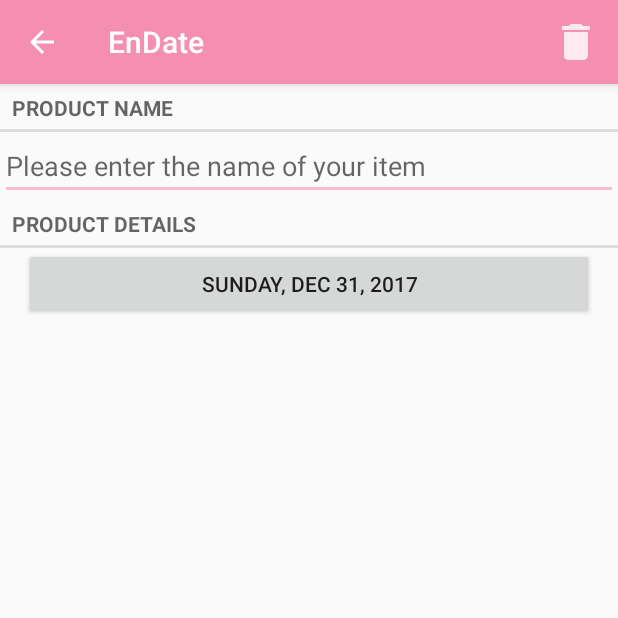
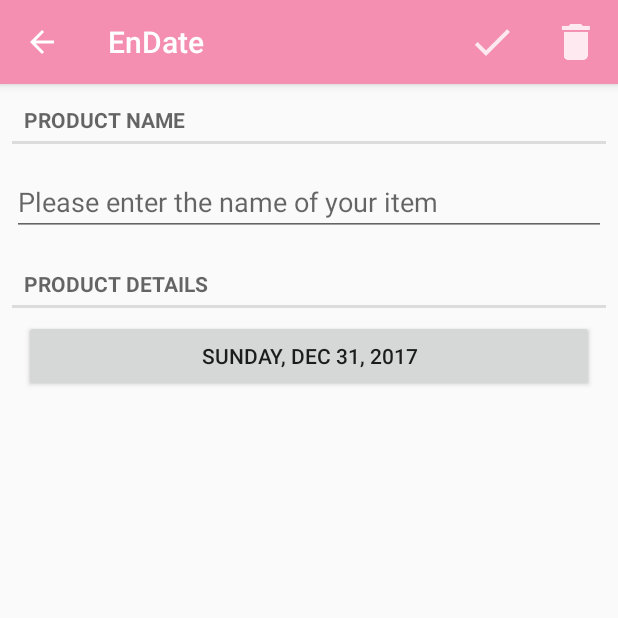
Before and after one commit to anchhub/learnitgirl, an Android app: the screen it shows after launch (ProductPagerActivity), after a tap on "ADD A PRODUCT", on a phone screen of 412 x 824 dp, the top half of it. Run offline under Robolectric (Android 15) with nearby library versions, the phone set to English and light mode, and no system bars.

Commit message:
Minor fixes
Added a check button for saving entered data

```diff
--- a/app/src/main/java/com/example/android/endate/ProductDataStash.java
+++ b/app/src/main/java/com/example/android/endate/ProductDataStash.java
@@ -34,7 +34,7 @@ class ProductDataStash {
                 .getWritableDatabase();
     }
 
-    public void addProduct(Product p) {
+    public static void addProduct(Product p) {
         ContentValues values = getContentValues(p);
 
         mDatabase.insert(ProductTable.NAME, null, values);
--- a/app/src/main/java/com/example/android/endate/ProductDetailFragment.java
+++ b/app/src/main/java/com/example/android/endate/ProductDetailFragment.java
@@ -1,6 +1,7 @@
 package com.example.android.endate;
 
 import android.app.Activity;
+import android.content.Context;
 import android.content.Intent;
 import android.os.Bundle;
 import android.support.v4.app.Fragment;
@@ -51,7 +52,6 @@ public class ProductDetailFragment extends Fragment {
     @Override
     public void onPause() {
         super.onPause();
-
         ProductDataStash.get(getActivity()).updateProduct(mProduct);
     }
 
@@ -71,6 +71,7 @@ public class ProductDetailFragment extends Fragment {
 
             @Override
             public void onTextChanged(CharSequence s, int start, int before, int count) {
+
                 mProduct.setProductName(s.toString());
             }
 
@@ -104,6 +105,14 @@ public class ProductDetailFragment extends Fragment {
                 .show();
     }
 
+   /* public  void addNewProduct() {
+        ProductDataStash productDataStash = ProductDataStash.get(getActivity());
+        ProductDataStash.addProduct(mProduct);
+
+        Toast.makeText(getActivity(), R.string.toast_add_product, Toast.LENGTH_SHORT)
+                .show();
+    }*/
+
     @Override
     public void onCreateOptionsMenu(Menu menu, MenuInflater inflater) {
         super.onCreateOptionsMenu(menu, inflater);
@@ -115,6 +124,10 @@ public class ProductDetailFragment extends Fragment {
         switch (item.getItemId()) {
             case R.id.menu_item_delete_product:
                 deleteProduct();
+                getActivity().finish();
+                return true;
+            case R.id.menu_item_add_product:
+               // addNewProduct();
                 getActivity().finish();
                 return true;
             default:
--- a/app/src/main/java/com/example/android/endate/ProductListFragment.java
+++ b/app/src/main/java/com/example/android/endate/ProductListFragment.java
@@ -70,8 +70,6 @@ public class ProductListFragment extends Fragment {
         super.onSaveInstanceState(outState);
         outState.putBoolean(SAVED_SUBTITLE_VISIBLE, mSubtitleVisible);
     }
-
-
 
     @Override
     public void onCreateOptionsMenu(Menu menu, MenuInflater inflater) {
@@ -202,6 +200,7 @@ public class ProductListFragment extends Fragment {
         Intent intent = ProductPagerActivity
                 .newIntent(getActivity(), product.getId());
         startActivity(intent);
+
     }
 
 }
--- a/app/src/main/java/com/example/android/endate/ProductPagerActivity.java
+++ b/app/src/main/java/com/example/android/endate/ProductPagerActivity.java
@@ -19,6 +19,8 @@ public class ProductPagerActivity extends AppCompatActivity {
 
     private ViewPager mViewPager;
     private List<Product> mProducts;
+
+
 
     public static Intent newIntent(Context packageContext, UUID productId) {
         Intent intent = new Intent(packageContext, ProductPagerActivity.class);
--- a/app/src/main/res/layout/fragment_details.xml
+++ b/app/src/main/res/layout/fragment_details.xml
@@ -1,32 +1,38 @@
 <?xml version="1.0" encoding="utf-8"?>
 <LinearLayout xmlns:android="http://schemas.android.com/apk/res/android"
+    android:layout_width="match_parent"
+    android:layout_height="match_parent"
     android:orientation="vertical"
-    android:layout_width="match_parent"
-    android:layout_height="match_parent">
+    android:focusableInTouchMode="true">
 
     <TextView
-        android:text="@string/product_name_label"
+        style="?android:listSeparatorTextViewStyle"
         android:layout_width="match_parent"
         android:layout_height="wrap_content"
-        style="?android:listSeparatorTextViewStyle"/>
+        android:layout_margin="@dimen/title_margin"
+        android:text="@string/product_name_label" />
 
     <EditText
         android:id="@+id/add_product_title"
         android:layout_width="match_parent"
         android:layout_height="wrap_content"
-        android:hint="@string/enter_info_hint"/>
+        android:layout_margin="@dimen/title_margin"
+        android:inputType="text"
+        android:hint="@string/enter_info_hint" />
 
     <TextView
-        android:text="@string/product_details_label"
+        style="?android:listSeparatorTextViewStyle"
         android:layout_width="match_parent"
         android:layout_height="wrap_content"
-        style="?android:listSeparatorTextViewStyle"/>
+        android:layout_margin="@dimen/title_margin"
+
+        android:text="@string/product_details_label" />
 
     <Button
         android:id="@+id/add_product_expiration_date"
         android:layout_width="match_parent"
         android:layout_height="wrap_content"
-        android:layout_marginLeft="16dp"
-        android:layout_marginRight="16dp"/>
+        android:layout_marginLeft="@dimen/button_margin"
+        android:layout_marginRight="@dimen/button_margin" />
 
 </LinearLayout>
--- a/app/src/main/res/menu/fragment_product.xml
+++ b/app/src/main/res/menu/fragment_product.xml
@@ -1,9 +1,18 @@
 <?xml version="1.0" encoding="utf-8"?>
 <menu xmlns:android="http://schemas.android.com/apk/res/android"
     xmlns:app="http://schemas.android.com/apk/res-auto">
+
+    <item
+        android:title="@string/add_product"
+        android:icon="@drawable/ic_action_name"
+        android:id="@+id/menu_item_add_product"
+        app:showAsAction="ifRoom"/>
+
     <item
         android:title="@string/delete_product"
         android:icon="@drawable/ic_menu_delete"
         android:id="@+id/menu_item_delete_product"
         app:showAsAction="ifRoom|withText"/>
+
+
 </menu>
--- a/app/src/main/res/values/dimens.xml
+++ b/app/src/main/res/values/dimens.xml
@@ -10,4 +10,11 @@
     <!-- Height of each textual part in a list item -->
     <dimen name="title_height">40dp</dimen>
     <dimen name="desc_height">30dp</dimen>
+
+    <!-- Other dimension values -->
+    <dimen name="title_margin">8dp</dimen>
+    <dimen name="button_margin">16dp</dimen>
+    <dimen name="round_button_diameter">48dp</dimen>
+    <dimen name="add_button_margin">16dp</dimen>
+
 </resources>
--- a/app/src/main/res/values/strings.xml
+++ b/app/src/main/res/values/strings.xml
@@ -18,6 +18,8 @@
 
     <string name="toast_delete_product">Product has been removed!</string>
     <string name="delete_product">Remove product</string>
+    <string name="add_product">Add product</string>
+    <string name="toast_add_product">Product has been added!</string>
 
     <!-- Empty List view -->
     <string name="empty_view_text_view">There are no added products... yet!</string>
```
Also changed, not shown: app/src/main/res/drawable-hdpi/ic_action_name.png (added), app/src/main/res/drawable-mdpi/ic_action_name.png (added), app/src/main/res/drawable-xhdpi/ic_action_name.png (added), app/src/main/res/drawable-xxhdpi/ic_action_name.png (added).
